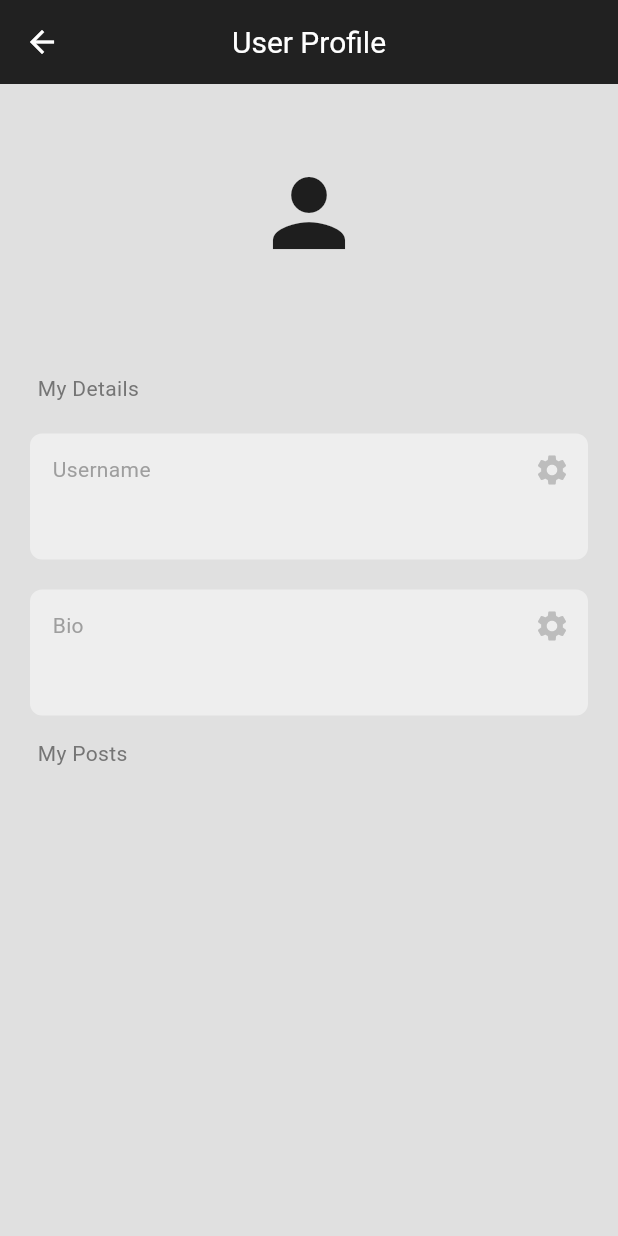
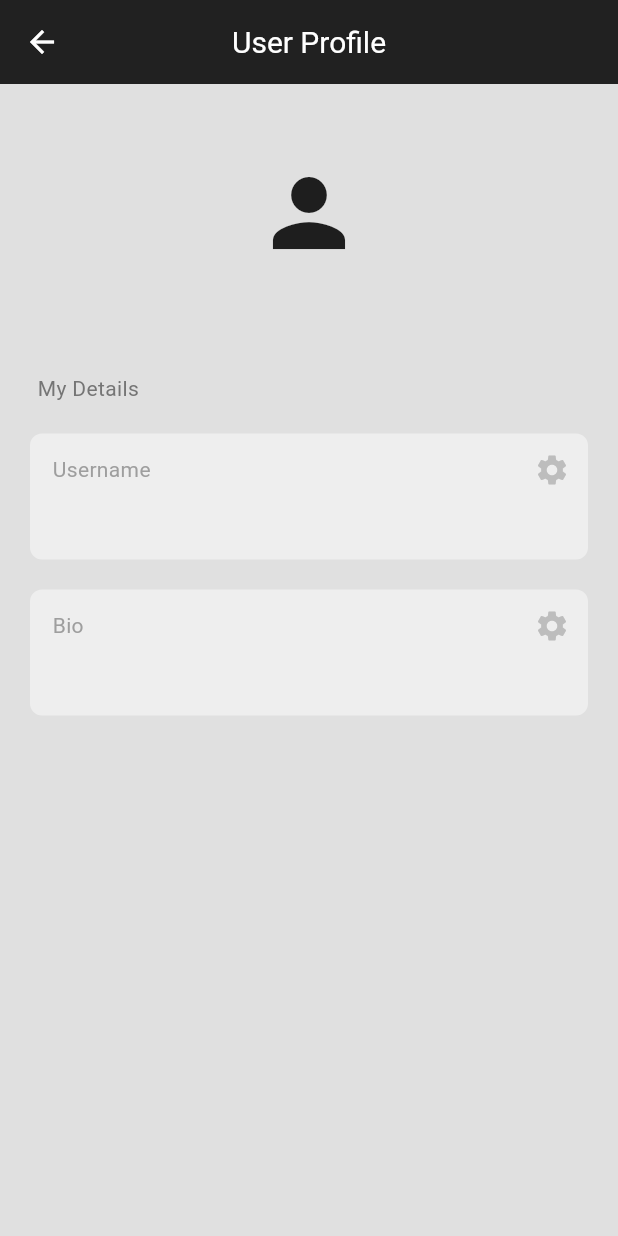
Before and after one commit to Gaurishh/flutter_nitd-codes-app, a Flutter app: the ProfilePage screen opened directly, on a phone screen of 412 x 824 dp. Run offline on Flutter 3.47's test engine with Material 3 defaults, Android fonts, the phone set to English and light mode, and no system bars; our stand-ins replace cloud_firestore, firebase_auth, firebase_core, google_sign_in; accounts and stored records are empty.

Commit message:
Improved profile page

```diff
--- a/lib/pages/profile_page.dart
+++ b/lib/pages/profile_page.dart
@@ -100,11 +100,6 @@ class _ProfilePageState extends State<ProfilePage> {
                       sectionName: 'Bio',
                       onPressed: () => editField('bio'),
                     ),
-                    Padding(
-                      padding: const EdgeInsets.only(left: 25.0, top: 15.0),
-                      child: Text("My Posts",
-                          style: TextStyle(color: Colors.grey[600])),
-                    ),
                   ],
                 );
               } else if (snapshot.hasError) {
--- a/lib/pages/register_page.dart
+++ b/lib/pages/register_page.dart
@@ -148,6 +148,12 @@ class _RegisterPageState extends State<RegisterPage> {
     if (!isValidEmail(email)) {
       Navigator.pop(context);
       displayMessage("Please enter a valid email address.");
+      return;
+    }
+
+    if(!email.endsWith("@nitdelhi.ac.in")){
+      Navigator.pop(context);
+      displayMessage("Only NITDians are allowed!");
       return;
     }
 
```
